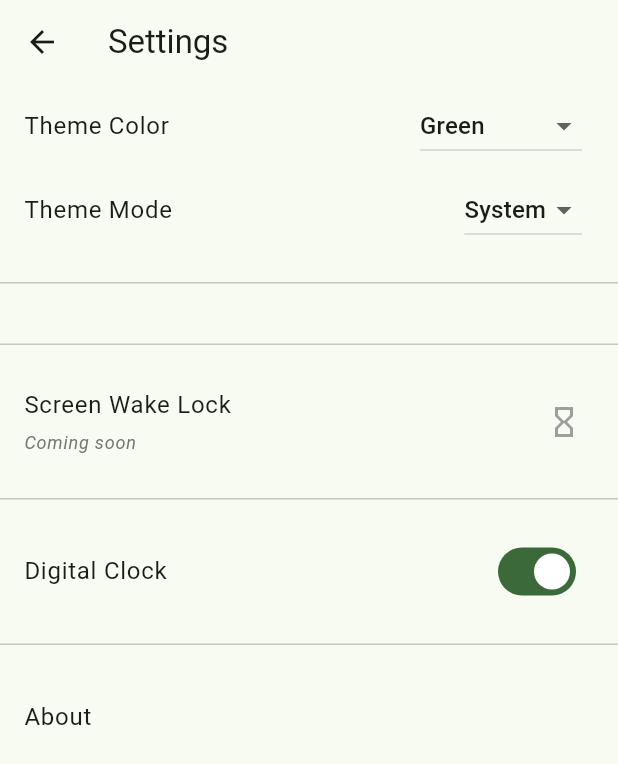
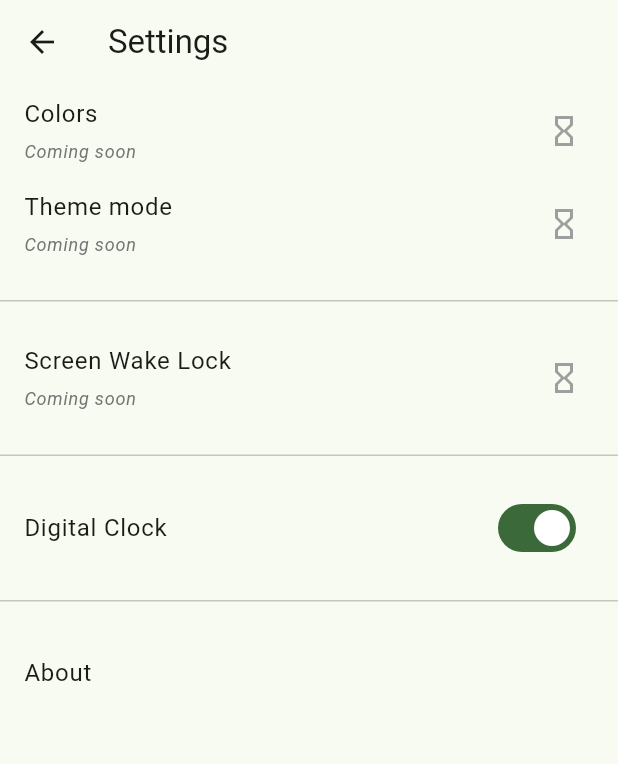
Before and after one commit to GT-610/lunadial, a Flutter app: the screen it shows after launch, after a tap on the "settings" icon, on a phone screen of 412 x 824 dp. Shown: the top 764 px of the screen. Run offline on Flutter 3.47's test engine with Material 3 defaults, Android fonts, the light colour scheme and no system bars.

Commit message:
refactor(app): Remove "colors" and "theme mode" for rewriting
- Change app name from DesuClock to LunaDial
- FIXME: Remove functional code to prepare for rewrite
- Update UI elements to reflect new branding
- Add placeholder text for upcoming features
- Remove unused widgets and imports

```diff
--- a/lib/main.dart
+++ b/lib/main.dart
@@ -29,7 +29,7 @@ class MyApp extends StatelessWidget {
     return Consumer<AppData>(
       builder: (context, appData, child) {
         return MaterialApp(
-          title: 'DesuClock',
+          title: 'LunaDial',
           theme: ThemeData(
             useMaterial3: true,
             colorSchemeSeed: appData.selectedColor,
--- a/lib/pages/about_page.dart
+++ b/lib/pages/about_page.dart
@@ -12,7 +12,7 @@ class AboutPage extends StatelessWidget {
           mainAxisAlignment: MainAxisAlignment.center,
           children: [
             Text(
-              'Desuclock',
+              'LunaDial',
               style: Theme.of(context).textTheme.headlineMedium,
             ),
             const SizedBox(height: 10),
--- a/lib/pages/clock_home_page.dart
+++ b/lib/pages/clock_home_page.dart
@@ -60,7 +60,7 @@ class _ClockHomePageState extends State<ClockHomePage> {
 
     return Scaffold(
       appBar: AppBar(
-        title: const Text('DesuClock'),
+        title: const Text('LunaDial'),
         backgroundColor: appData.selectedColor == Colors.black ? Colors.grey[900] : null,
         actions: [
           IconButton(
--- a/lib/pages/settings_page.dart
+++ b/lib/pages/settings_page.dart
@@ -64,15 +64,52 @@ class _SettingsPageState extends State<SettingsPage> {
         body: ListView(
           children: <Widget>[
             // Appearance section
-            ListTile(
-              title: const Text('Theme Color'),
-              trailing: ColorSelectionDropdown(),
+            Column(
+              children: [
+                ListTile(
+                  title: Column(
+                    crossAxisAlignment: CrossAxisAlignment.start,
+                    mainAxisSize: MainAxisSize.min,
+                    children: [
+                      const Text('Colors'),
+                      const SizedBox(height: 4),
+                      Text(
+                        'Coming soon',
+                        style: TextStyle(
+                          color: Colors.grey.shade600,
+                          fontSize: 12,
+                          fontStyle: FontStyle.italic,
+                        ),
+                      ),
+                    ],
+                  ),
+                  trailing: const Icon(Icons.hourglass_empty, color: Colors.grey),
+                ),
+              ],
             ),
-            ListTile(
-              title: const Text('Theme Mode'),
-              trailing: ThemeModeSelectionDropdown(),
+            Column(
+              children: [
+                ListTile(
+                  title: Column(
+                    crossAxisAlignment: CrossAxisAlignment.start,
+                    mainAxisSize: MainAxisSize.min,
+                    children: [
+                      const Text('Theme mode'),
+                      const SizedBox(height: 4),
+                      Text(
+                        'Coming soon',
+                        style: TextStyle(
+                          color: Colors.grey.shade600,
+                          fontSize: 12,
+                          fontStyle: FontStyle.italic,
+                        ),
+                      ),
+                    ],
+                  ),
+                  trailing: const Icon(Icons.hourglass_empty, color: Colors.grey),
+                ),
+              ],
             ),
-
             const SizedBox(height: 20),
             const Divider(height: 1),
             const SizedBox(height: 20),
@@ -81,9 +118,6 @@ class _SettingsPageState extends State<SettingsPage> {
             if (Platform.isAndroid)
               Column(
                 children: [
-                  const SizedBox(height: 20),
-                  const Divider(height: 1),
-                  const SizedBox(height: 20),
                   ListTile(
                     title: Column(
                       crossAxisAlignment: CrossAxisAlignment.start,
@@ -143,42 +177,3 @@ class _SettingsPageState extends State<SettingsPage> {
     );
   }
 }
-
-/// Dropdown for selecting theme colors.
-class ColorSelectionDropdown extends StatelessWidget {
-  // 新增颜色定义列表
-  static const List<Map<String, dynamic>> colorsList = [
-    {'color': Colors.red, 'name': 'Red'},
-    {'color': Colors.green, 'name': 'Green'},
-    {'color': Colors.lightGreen, 'name': 'Light Green'},  // 确保浅绿色存在
-    {'color': Colors.blue, 'name': 'Blue'},
-    {'color': Colors.purple, 'name': 'Purple'},
-    {'color': Colors.amber, 'name': 'Amber'},
-    {'color': Colors.black, 'name': 'Pure black'},
-  ];
-
-  @override
-  Widget build(BuildContext context) {
-    final appData = Provider.of<AppData>(context);
-    return DropdownButton<Color>(
-      value: appData.selectedColor,
-      items: [
-        // 生成唯一值的菜单项
-        for (final entry in colorsList)
-          DropdownMenuItem(
-            value: entry['color'],
-            child: Text(entry['name']),
-            // 添加唯一性校验
-            key: ValueKey((entry['color'] as Color).value),
-          ),
-      ],
-      onChanged: (Color? value) {
-        if (value != null) {
-          appData.setSelectedColor(value);
-          // 添加颜色变化日志
-          print('[COLOR] 颜色已切换至: ${value.toString()}');
-        }
-      },
-    );
-  }
-}
--- a/lib/utils/app_data.dart
+++ b/lib/utils/app_data.dart
@@ -4,15 +4,17 @@ import '../pages/settings_page.dart'; // 新增导入语句以访问ColorSelecti
 
 /// Data model for application settings.
 class AppData extends ChangeNotifier {
-  // 修改颜色校验方法的引用方式
-  void validateColor(int colorValue) {
-    final colors = ColorSelectionDropdown.colorsList
-        .map((e) => (e['color'] as Color).value)
-        .toList();
-
-    if (!colors.contains(colorValue)) {
-      throw FormatException('非法颜色值: 0x${colorValue.toRadixString(16)}');
-    }
+  void copyWith({
+    int? colorValue,
+    bool? isDigital,
+    int? themeIndex,
+    bool? keepOn,
+  }) {
+    _selectedColor = Color(colorValue ?? _selectedColor.value);
+    _isDigitalClock = isDigital ?? _isDigitalClock;
+    _themeMode = ThemeMode.values[themeIndex ?? _themeMode.index];
+    _keepScreenOn = keepOn ?? _keepScreenOn;
+    notifyListeners();
   }
 
   // 修改初始化方法确保完整加载配置
@@ -64,23 +66,6 @@ class AppData extends ChangeNotifier {
   /// 设置屏幕常亮状态
   void setKeepScreenOn(bool value) {
     _keepScreenOn = value;
-    notifyListeners();
-  }
-
-  void copyWith({
-    int? colorValue,
-    bool? isDigital,
-    int? themeIndex,
-    bool? keepOn,
-  }) {
-    // 添加颜色校验
-    if (colorValue != null) {
-      validateColor(colorValue);
-    }
-    _selectedColor = Color(colorValue ?? _selectedColor.value);
-    _isDigitalClock = isDigital ?? _isDigitalClock;
-    _themeMode = ThemeMode.values[themeIndex ?? _themeMode.index];
-    _keepScreenOn = keepOn ?? _keepScreenOn;
     notifyListeners();
   }
 
--- a/lib/utils/settings_manager.dart
+++ b/lib/utils/settings_manager.dart
@@ -22,6 +22,8 @@ class SettingsManager {
     try {
       final file = await _localFile;
       final contents = await file.readAsString(encoding: utf8);
+      // 新增配置文件内容输出
+      print('[DEBUG] 加载的配置文件内容: $contents');
       return json.decode(contents) as Map<String, dynamic>;
     } catch (e) {
       return {};
```
